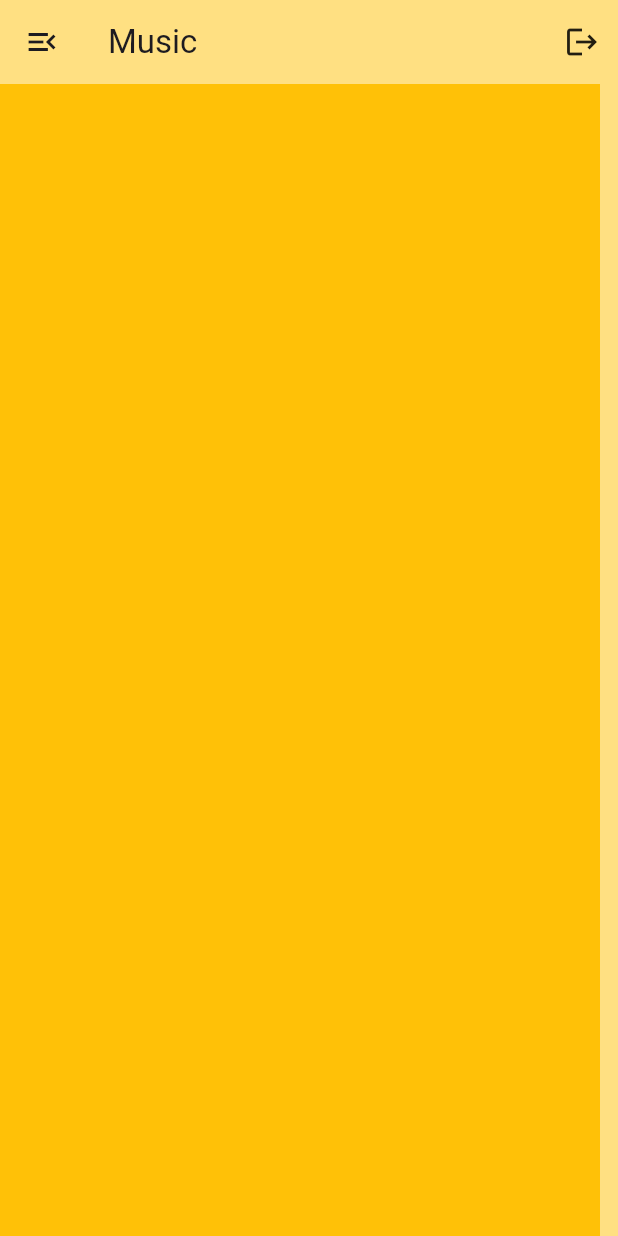
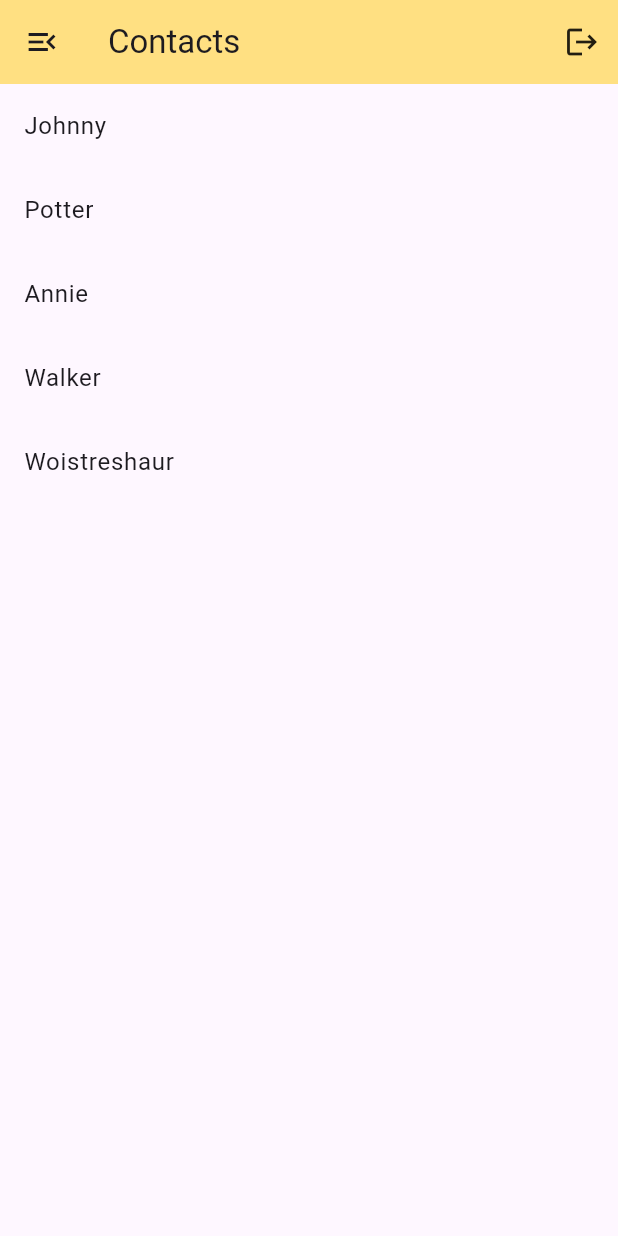
Before and after one commit to lexara-prime-ai/FLUTTER_TEMPLATES, a Flutter app: the screen it shows after launch, on a phone screen of 412 x 824 dp. Run offline on Flutter 3.47's test engine with Material 3 defaults, Android fonts, the phone set to English and light mode, and no system bars.

Commit message:
Working with ListView.builder().

```diff
--- a/lib/main.dart
+++ b/lib/main.dart
@@ -2,6 +2,10 @@ import 'package:flutter/material.dart';
 
 void main() {
   runApp(const App());
+}
+
+List<String> getUsers() {
+  return ["Johnny", "Potter", "Annie", "Walker", "Woistreshaur"];
 }
 
 class App extends StatelessWidget {
@@ -13,7 +17,7 @@ class App extends StatelessWidget {
       debugShowCheckedModeBanner: false,
       home: Scaffold(
         appBar: AppBar(
-          title: const Text("Music"),
+          title: const Text("Contacts"),
           backgroundColor: Colors.amber[200],
           elevation: 0,
           leading: const Icon(Icons.menu_open),
@@ -26,22 +30,11 @@ class App extends StatelessWidget {
                 ))
           ],
         ),
-        body: ListView(
-          scrollDirection: Axis.horizontal,
-          children: [
-            Container(
-              width: 400,
-              color: Colors.amber,
-            ),
-            Container(
-              width: 200,
-              color: Colors.amber[200],
-            ),
-            Container(
-              width: 300,
-              color: Colors.amber[100],
-            ),
-          ],
+        body: ListView.builder(
+          itemCount: getUsers().length,
+          itemBuilder: (context, index) => ListTile(
+            title: Text(getUsers()[index]),
+          ),
         ),
       ),
     );
```
